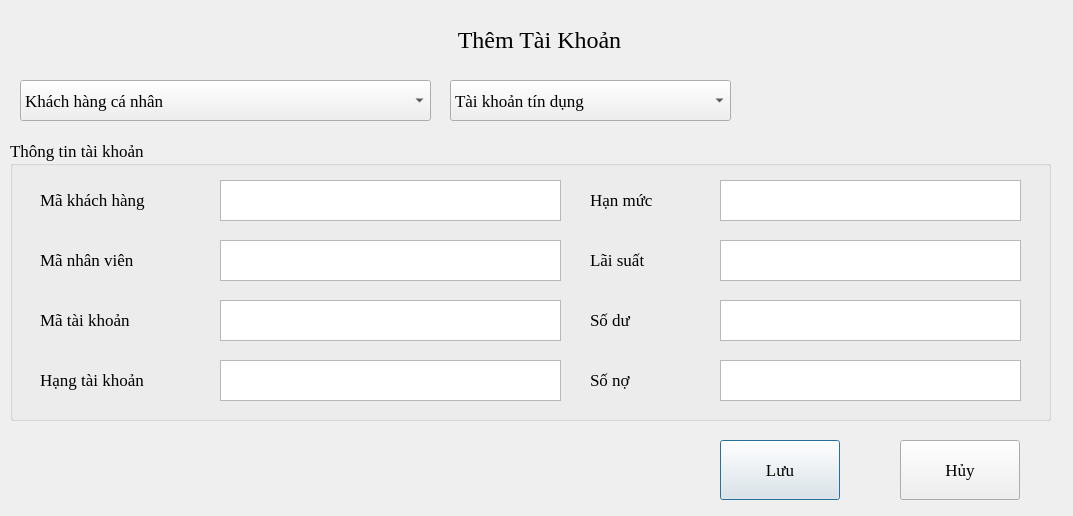
Qt form UI/ThemTaiKhoan.ui (hoanghlt/quanlynganhang) before a commit.
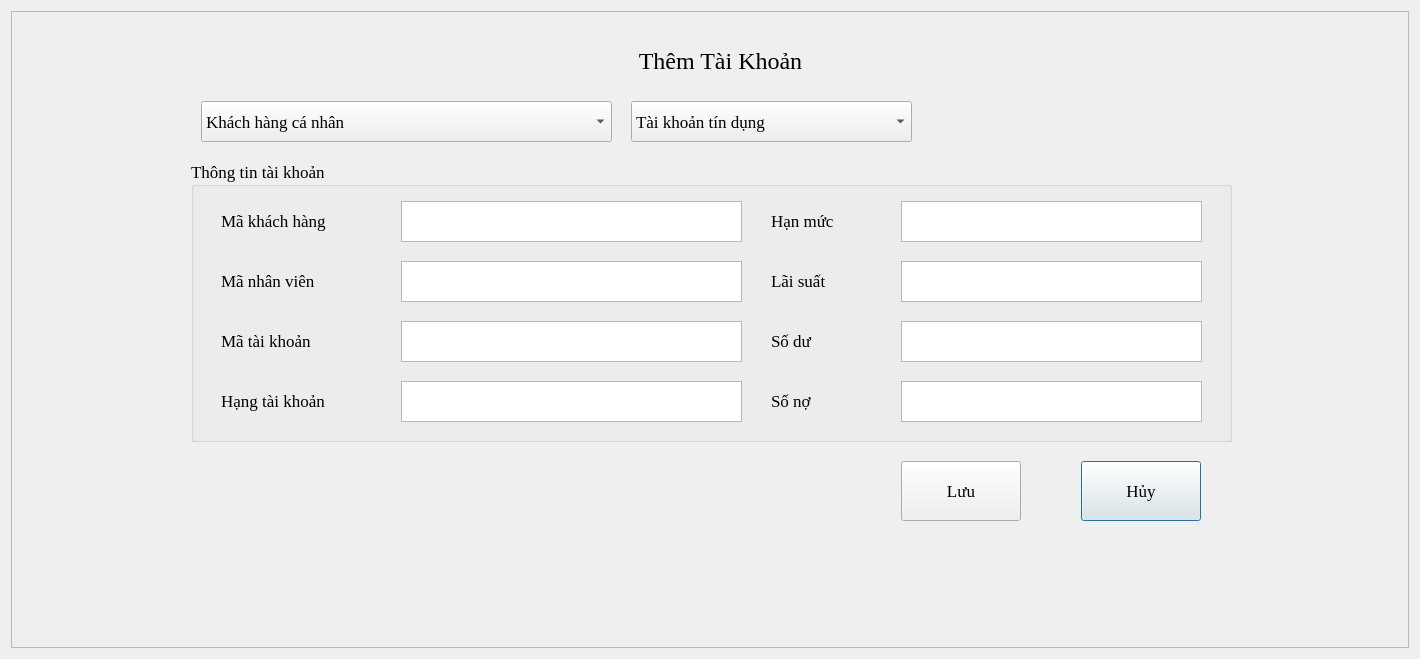
The same form after that commit.

The edit to the form file:
```diff
--- a/UI/ThemTaiKhoan.ui
+++ b/UI/ThemTaiKhoan.ui
@@ -6,8 +6,8 @@
    <rect>
     <x>0</x>
     <y>0</y>
-    <width>1073</width>
-    <height>516</height>
+    <width>1420</width>
+    <height>659</height>
    </rect>
   </property>
   <property name="font">
@@ -19,74 +19,23 @@
   <property name="windowTitle">
    <string>Dialog</string>
   </property>
-  <widget class="QPushButton" name="pushButton">
-   <property name="geometry">
-    <rect>
-     <x>720</x>
-     <y>440</y>
-     <width>120</width>
-     <height>60</height>
-    </rect>
-   </property>
-   <property name="font">
-    <font>
-     <family>Times New Roman</family>
-     <pointsize>13</pointsize>
-    </font>
-   </property>
-   <property name="text">
-    <string>Lưu</string>
-   </property>
-  </widget>
-  <widget class="QPushButton" name="pushButton_2">
-   <property name="geometry">
-    <rect>
-     <x>900</x>
-     <y>440</y>
-     <width>120</width>
-     <height>60</height>
-    </rect>
-   </property>
-   <property name="font">
-    <font>
-     <family>Times New Roman</family>
-     <pointsize>13</pointsize>
-    </font>
-   </property>
-   <property name="text">
-    <string>Hủy</string>
-   </property>
-  </widget>
-  <widget class="QLabel" name="label_5">
-   <property name="geometry">
-    <rect>
-     <x>9</x>
-     <y>20</y>
-     <width>1061</width>
-     <height>40</height>
-    </rect>
-   </property>
-   <property name="font">
-    <font>
-     <family>Times New Roman</family>
-     <pointsize>18</pointsize>
-    </font>
-   </property>
-   <property name="text">
-    <string>Thêm Tài Khoản</string>
-   </property>
-   <property name="alignment">
-    <set>Qt::AlignCenter</set>
-   </property>
-  </widget>
+  <layout class="QGridLayout" name="gridLayout">
+   <item row="0" column="0">
+    <widget class="QFrame" name="frame">
+     <property name="frameShape">
+      <enum>QFrame::StyledPanel</enum>
+     </property>
+     <property name="frameShadow">
+      <enum>QFrame::Raised</enum>
+     </property>
   <widget class="QComboBox" name="comboBox">
    <property name="enabled">
     <bool>true</bool>
    </property>
    <property name="geometry">
     <rect>
-     <x>20</x>
-     <y>80</y>
+        <x>190</x>
+        <y>90</y>
      <width>411</width>
      <height>41</height>
     </rect>
@@ -108,16 +57,13 @@
     </property>
    </item>
   </widget>
-  <widget class="QComboBox" name="comboBox_2">
-   <property name="enabled">
-    <bool>true</bool>
-   </property>
+     <widget class="QPushButton" name="pushButton_2">
    <property name="geometry">
     <rect>
-     <x>450</x>
-     <y>80</y>
-     <width>281</width>
-     <height>41</height>
+        <x>1070</x>
+        <y>450</y>
+        <width>120</width>
+        <height>60</height>
     </rect>
    </property>
    <property name="font">
@@ -126,22 +72,15 @@
      <pointsize>13</pointsize>
     </font>
    </property>
-   <item>
     <property name="text">
-     <string>Tài khoản tín dụng</string>
-    </property>
-   </item>
-   <item>
-    <property name="text">
-     <string>Tài khoản gửi tiền</string>
-    </property>
-   </item>
+       <string>Hủy</string>
+      </property>
   </widget>
   <widget class="QGroupBox" name="groupBox">
    <property name="geometry">
     <rect>
-     <x>10</x>
-     <y>140</y>
+        <x>180</x>
+        <y>150</y>
      <width>1041</width>
      <height>281</height>
     </rect>
@@ -436,6 +375,79 @@
     </property>
    </widget>
   </widget>
+     <widget class="QLabel" name="label_5">
+      <property name="geometry">
+       <rect>
+        <x>179</x>
+        <y>30</y>
+        <width>1061</width>
+        <height>40</height>
+       </rect>
+      </property>
+      <property name="font">
+       <font>
+        <family>Times New Roman</family>
+        <pointsize>18</pointsize>
+       </font>
+      </property>
+      <property name="text">
+       <string>Thêm Tài Khoản</string>
+      </property>
+      <property name="alignment">
+       <set>Qt::AlignCenter</set>
+      </property>
+     </widget>
+     <widget class="QComboBox" name="comboBox_2">
+      <property name="enabled">
+       <bool>true</bool>
+      </property>
+      <property name="geometry">
+       <rect>
+        <x>620</x>
+        <y>90</y>
+        <width>281</width>
+        <height>41</height>
+       </rect>
+      </property>
+      <property name="font">
+       <font>
+        <family>Times New Roman</family>
+        <pointsize>13</pointsize>
+       </font>
+      </property>
+      <item>
+       <property name="text">
+        <string>Tài khoản tín dụng</string>
+       </property>
+      </item>
+      <item>
+       <property name="text">
+        <string>Tài khoản gửi tiền</string>
+       </property>
+      </item>
+     </widget>
+     <widget class="QPushButton" name="pushButton">
+      <property name="geometry">
+       <rect>
+        <x>890</x>
+        <y>450</y>
+        <width>120</width>
+        <height>60</height>
+       </rect>
+      </property>
+      <property name="font">
+       <font>
+        <family>Times New Roman</family>
+        <pointsize>13</pointsize>
+       </font>
+      </property>
+      <property name="text">
+       <string>Lưu</string>
+      </property>
+     </widget>
+    </widget>
+   </item>
+  </layout>
  </widget>
  <resources/>
  <connections/>
```
Lines whose indentation alone changed are shown as unchanged.
